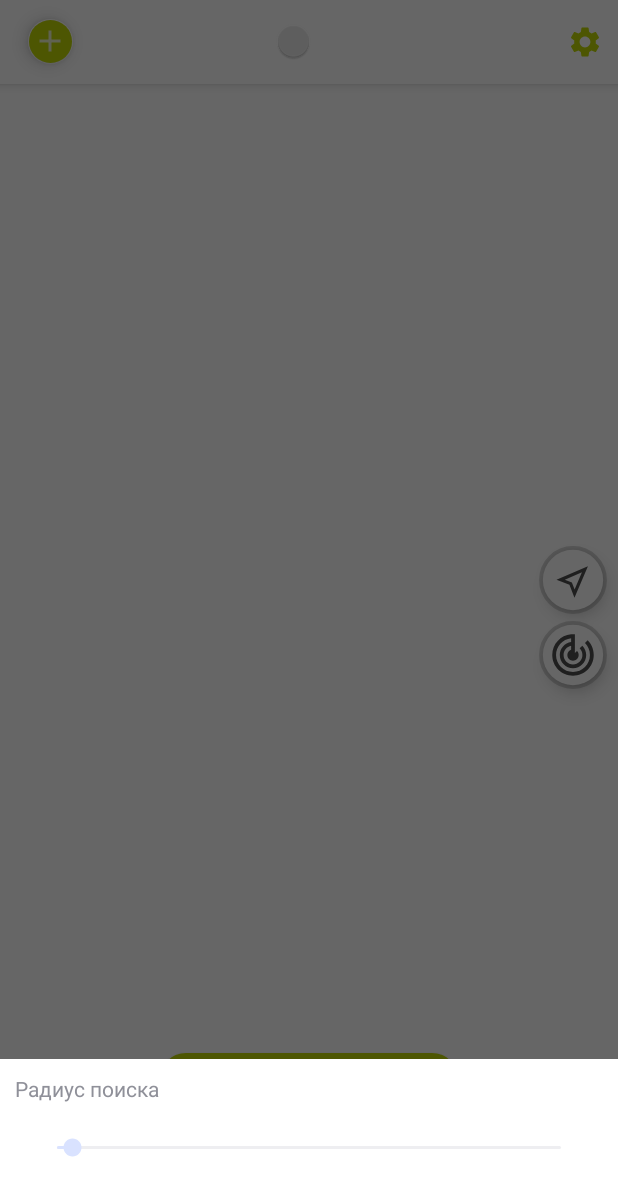
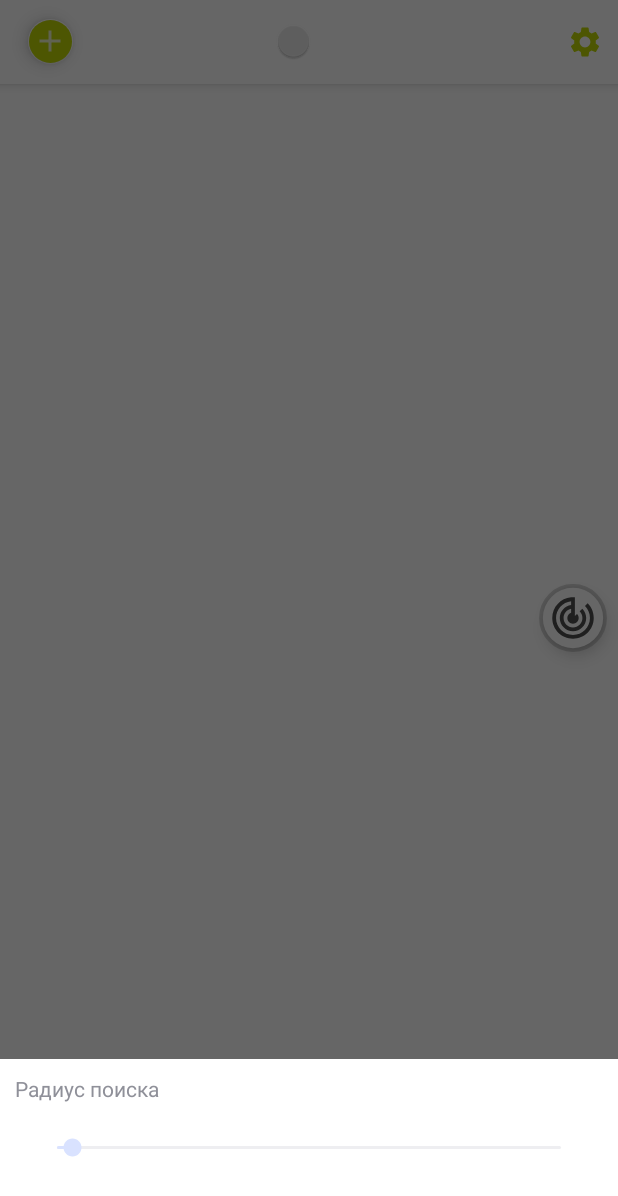
Before and after one commit to Kaizer22/Dogfriendly_StudProject, an Android app: the screen it shows after launch (MapActivity), after a tap on an icon or button, on a phone screen of 412 x 824 dp. Shown: the top 1196 px of the screen. Run offline under Robolectric (Android 15) with nearby library versions, the phone set to English and light mode, and no system bars; 2 statements that could not run were skipped; 1 other tap on this screen came first.

Commit message:
remove button (location search) from map & little changes

```diff
--- a/presentation/src/main/java/com/lanit_tercom/dogfriendly_studproject/ui/activity/MapActivity.kt
+++ b/presentation/src/main/java/com/lanit_tercom/dogfriendly_studproject/ui/activity/MapActivity.kt
@@ -4,8 +4,10 @@ import android.content.Context
 import android.content.Intent
 import android.os.Bundle
 import android.view.Menu
+import android.view.View
 import androidx.appcompat.widget.Toolbar
 import com.lanit_tercom.dogfriendly_studproject.R
+import com.lanit_tercom.dogfriendly_studproject.tests.ui.map.MapSettingsActivity
 import com.lanit_tercom.dogfriendly_studproject.ui.fragment.MapFragment
 import kotlinx.android.synthetic.main.activity_map.*
 
@@ -14,7 +16,7 @@ import kotlinx.android.synthetic.main.activity_map.*
  * Запускает фрагмент с картой.
  * @author prostak.sasha111@mail.ru
  */
-class MapActivity : BaseActivity() {
+class MapActivity : BaseActivity(), View.OnClickListener {
 
     companion object{
 
@@ -26,6 +28,7 @@ class MapActivity : BaseActivity() {
     override fun onCreate(savedInstanceState: Bundle?) {
         super.onCreate(savedInstanceState)
         setContentView(R.layout.activity_map)
+        button_map_settings.setOnClickListener(this)
 
     }
 
@@ -45,5 +48,11 @@ class MapActivity : BaseActivity() {
     }
 
     override fun onBackPressed() { return }
-
+    override fun onClick(v: View?) {
+        when (v?.id){
+            R.id.button_map_settings -> {
+                startActivity(Intent(this, MapSettingsActivity::class.java))
+            }
+        }
+    }
 }
--- a/presentation/src/main/java/com/lanit_tercom/dogfriendly_studproject/ui/fragment/MapFragment.kt
+++ b/presentation/src/main/java/com/lanit_tercom/dogfriendly_studproject/ui/fragment/MapFragment.kt
@@ -59,7 +59,7 @@ import kotlinx.android.synthetic.main.test_layout_bottom_sheet.*
  * @author prostak.sasha111@mail.ru
  * @author nikolaygorokhov1@gmail.com
  */
-class MapFragment : BaseFragment(), MapView, OnMapReadyCallback, GoogleMap.OnMarkerClickListener, CompoundButton.OnCheckedChangeListener {
+class MapFragment : BaseFragment(), MapView, OnMapReadyCallback, GoogleMap.OnMarkerClickListener, CompoundButton.OnCheckedChangeListener, View.OnClickListener {
 
     private var userMapPresenter: MapPresenter? = null
     private var map: GoogleMap? = null
@@ -67,7 +67,7 @@ class MapFragment : BaseFragment(), MapView, OnMapReadyCallback, GoogleMap.OnMar
     private var cameraPosition: CameraPosition? = null
     private var requestingLocationUpdates = true
     private var circle: Circle? = null
-    private var rectangle: Polygon? = null
+
     // The entry point to the Places API.
     private lateinit var placesClient: PlacesClient
 
@@ -392,11 +392,9 @@ class MapFragment : BaseFragment(), MapView, OnMapReadyCallback, GoogleMap.OnMar
         return Bitmap.createScaledBitmap(imageBitmap, imageBitmap.width / 2, imageBitmap.height / 2, false)
     }
 
-    override fun onViewCreated(view: View, savedInstanceState: Bundle?) {
-        super.onViewCreated(view, savedInstanceState)
-        userMapPresenter?.setView(this)
-        // ВРЕМЕННЫЙ КОД!!!
-        button_radar.setOnClickListener {
+    override fun onClick(v: View?) {
+        when (v?.id){
+            R.id.button_radar -> {
                 val bottomSheetDialog = BottomSheetDialog(activity as Context, R.style.BottomSheetDialogTheme)
                 val bottomSheetView = LayoutInflater
                         .from(activity?.applicationContext)
@@ -405,7 +403,6 @@ class MapFragment : BaseFragment(), MapView, OnMapReadyCallback, GoogleMap.OnMar
                     override fun onProgressChanged(seekBar: SeekBar?, progress: Int, fromUser: Boolean) {
                         bottomSheetView.findViewById<TextView>(R.id.seekbar_progress).text = "${(seekBar?.progress?.times(50)).toString()} метров"
                         circle?.remove()
-                    rectangle?.remove()
                         circle = map?.addCircle(CircleOptions()
                                 .center(LatLng(currentLocation!!.latitude, currentLocation!!.longitude))
                                 .radius((seekBar!!.progress * 50).toDouble())
@@ -420,6 +417,7 @@ class MapFragment : BaseFragment(), MapView, OnMapReadyCallback, GoogleMap.OnMar
                     }
 
                     override fun onStopTrackingTouch(seekBar: SeekBar?) {
+                        // нахождение пользователей в радиусе
                         userMapPresenter?.initialize("testId", seekBar?.progress?.times(0.05)!!)
                         bottomSheetDialog.dismiss()
                     }
@@ -427,24 +425,15 @@ class MapFragment : BaseFragment(), MapView, OnMapReadyCallback, GoogleMap.OnMar
                 bottomSheetDialog.setContentView(bottomSheetView)
                 bottomSheetDialog.show()
             }
-        button_location.setOnClickListener {
-            button_search.visibility = View.VISIBLE
-            button_search.setOnClickListener {
-                rectangle?.remove()
-                circle?.remove()
-                val bounds = map?.projection?.visibleRegion?.latLngBounds
-                val polygonOptions = PolygonOptions()
-                        .add(LatLng(bounds!!.northeast.latitude, bounds.northeast.longitude))
-                        .add(LatLng(bounds.southwest.latitude, bounds.northeast.longitude))
-                        .add(LatLng(bounds.southwest.latitude, bounds.southwest.longitude))
-                        .add(LatLng(bounds.northeast.latitude, bounds.southwest.longitude))
-                        .fillColor(Color.parseColor("#80808080"))
-                        .strokeColor(Color.TRANSPARENT)
-
-                rectangle = map?.addPolygon(polygonOptions)
-                button_search.visibility = View.GONE
+        }
     }
 
+    override fun onViewCreated(view: View, savedInstanceState: Bundle?) {
+        super.onViewCreated(view, savedInstanceState)
+        userMapPresenter?.setView(this)
+        button_radar.setOnClickListener(this)
+
+        // Код ниже устанавливает размер выдвижной панели
         val point = Point()
         activity?.windowManager?.defaultDisplay?.getSize(point)
         val params = bottom_sheet.layoutParams
@@ -452,10 +441,11 @@ class MapFragment : BaseFragment(), MapView, OnMapReadyCallback, GoogleMap.OnMar
         params.height = halfScreenHeight
         bottom_sheet.layoutParams = params
 
-            near_list_recycler_view.layoutManager = LinearLayoutManager(activity)
+        //Заполнение RecyclerView с собаками поблизости (пока собак брать неоткуда - заглушка из хардкода)
+        val dogRecycler = near_list_recycler_view
+        dogRecycler.layoutManager = LinearLayoutManager(activity)
 
-            val dogRecycler = near_list_recycler_view
-
+        //Код ниже надо заменить на собак в ближайшем радиусе
         val names = arrayOf("Катя", "Лена", "Маша", "Саша")
         val imageIds = arrayOf(R.drawable.image_dog_icon, R.drawable.image_dog_icon, R.drawable.image_dog_icon, R.drawable.image_dog_icon)
         val distances = arrayOf(3, 2, 5, 1)
@@ -467,8 +457,5 @@ class MapFragment : BaseFragment(), MapView, OnMapReadyCallback, GoogleMap.OnMar
         })
         dogRecycler.adapter = adapter
         dogRecycler.layoutManager = LinearLayoutManager(activity)
-
-        }
-
     }
 }
--- a/presentation/src/main/res/layout/activity_map.xml
+++ b/presentation/src/main/res/layout/activity_map.xml
@@ -18,6 +18,7 @@
             <com.google.android.material.floatingactionbutton.FloatingActionButton
                 android:layout_width="wrap_content"
                 android:layout_height="wrap_content"
+                android:id="@+id/button_create_walk"
                 app:fabCustomSize="30dp"
                 android:layout_gravity="start|center_vertical"
                 android:src="@drawable/ic_add"
@@ -32,6 +33,7 @@
                 app:layout_anchorGravity="center"/>
 
             <ImageButton
+                android:id="@+id/button_map_settings"
                 android:layout_width="wrap_content"
                 android:layout_height="wrap_content"
                 android:src="@drawable/ic_map_settings"
--- a/presentation/src/main/res/layout/fragment_map.xml
+++ b/presentation/src/main/res/layout/fragment_map.xml
@@ -17,19 +17,6 @@
     <com.google.android.material.floatingactionbutton.FloatingActionButton
         android:layout_width="wrap_content"
         android:layout_height="wrap_content"
-        android:src = "@drawable/ic_button_location"
-        android:id="@+id/button_location"
-        app:tint="@null"
-        app:backgroundTint="@null"
-        app:fabSize="mini"
-        app:maxImageSize="65dp"
-        android:layout_gravity="center_vertical|end"
-        android:layout_marginEnd="10dp"
-        android:layout_marginBottom="50dp"/>
-
-    <com.google.android.material.floatingactionbutton.FloatingActionButton
-        android:layout_width="wrap_content"
-        android:layout_height="wrap_content"
         android:src="@drawable/ic_button_radar"
         app:backgroundTint="@null"
         app:fabSize="mini"
@@ -37,7 +24,6 @@
         app:maxImageSize="65dp"
         android:layout_marginEnd="10dp"
         android:layout_gravity="center_vertical|end"
-        android:layout_marginTop="50dp"
         android:id="@+id/button_radar" />
 
     <FrameLayout
@@ -141,15 +127,4 @@
 
     </RelativeLayout>
 
-    <com.google.android.material.button.MaterialButton
-        android:layout_width="200dp"
-        android:layout_height="wrap_content"
-        android:id="@+id/button_search"
-        android:visibility="gone"
-        android:textColor="@color/black"
-        android:text="Искать здесь"
-        app:cornerRadius="20dp"
-        android:layout_gravity="center_horizontal|bottom"
-        android:layout_marginBottom="80dp" />
-
 </androidx.coordinatorlayout.widget.CoordinatorLayout>
```
Lines whose indentation alone changed are shown as unchanged.
